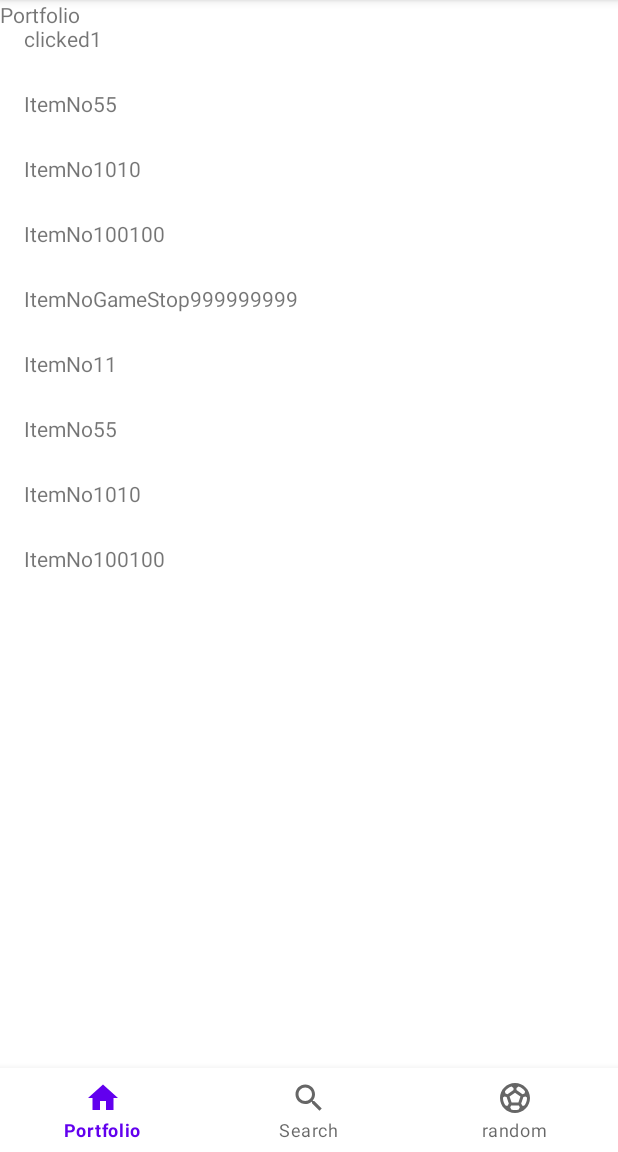
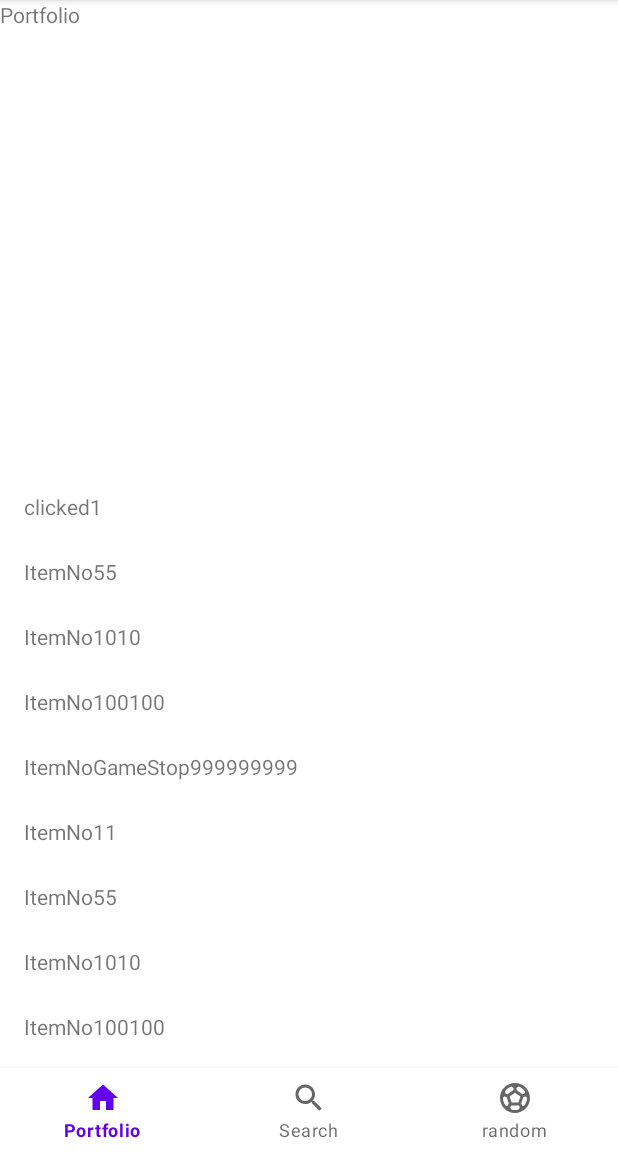
Before and after one commit to nicobah/StockzProject, an Android app: the screen it shows after launch (MainActivity), after a tap on "ItemNo1", on a phone screen of 412 x 824 dp, the part 84-1236 px from its top. Run offline under Robolectric (Android 15) with nearby library versions, the phone set to English and light mode, and no system bars.

Commit message:
constraintlayout to xml

```diff
--- a/StockzProjectApp/app/build.gradle
+++ b/StockzProjectApp/app/build.gradle
@@ -6,6 +6,7 @@ plugins {
 android {
     compileSdkVersion 30
     buildToolsVersion "30.0.3"
+
 
     defaultConfig {
         applicationId "com.example.stockzprojectapp"
--- a/StockzProjectApp/app/src/main/res/layout/fragment_market.xml
+++ b/StockzProjectApp/app/src/main/res/layout/fragment_market.xml
@@ -1,5 +1,5 @@
 <?xml version="1.0" encoding="utf-8"?>
-<FrameLayout xmlns:android="http://schemas.android.com/apk/res/android"
+<androidx.constraintlayout.widget.ConstraintLayout xmlns:android="http://schemas.android.com/apk/res/android"
     xmlns:tools="http://schemas.android.com/tools"
     android:layout_width="match_parent"
     android:layout_height="match_parent"
@@ -11,4 +11,4 @@
         android:layout_height="match_parent"
         android:text="Market" />
 
-</FrameLayout>
+</androidx.constraintlayout.widget.ConstraintLayout>
--- a/StockzProjectApp/app/src/main/res/layout/fragment_portfolio.xml
+++ b/StockzProjectApp/app/src/main/res/layout/fragment_portfolio.xml
@@ -1,11 +1,13 @@
 <?xml version="1.0" encoding="utf-8"?>
-<FrameLayout xmlns:android="http://schemas.android.com/apk/res/android"
+<androidx.constraintlayout.widget.ConstraintLayout xmlns:android="http://schemas.android.com/apk/res/android"
+    xmlns:app="http://schemas.android.com/apk/res-auto"
     xmlns:tools="http://schemas.android.com/tools"
     android:layout_width="match_parent"
     android:layout_height="match_parent"
     tools:context=".PortfolioFragment">
 
     <TextView
+        android:id="@+id/textView"
         android:layout_width="match_parent"
         android:layout_height="match_parent"
         android:text="Portfolio" />
@@ -16,6 +18,9 @@
         android:layout_height="400dp"
         android:clipToPadding="false"
         android:padding="4dp"
+        app:layout_constraintBottom_toBottomOf="@+id/textView"
+        app:layout_constraintEnd_toEndOf="parent"
+        app:layout_constraintStart_toStartOf="parent"
         tools:listitem="@layout/market_rv_item" />
 
-</FrameLayout>
+</androidx.constraintlayout.widget.ConstraintLayout>
--- a/StockzProjectApp/app/src/main/res/layout/fragment_random.xml
+++ b/StockzProjectApp/app/src/main/res/layout/fragment_random.xml
@@ -1,5 +1,5 @@
 <?xml version="1.0" encoding="utf-8"?>
-<FrameLayout xmlns:android="http://schemas.android.com/apk/res/android"
+<androidx.constraintlayout.widget.ConstraintLayout xmlns:android="http://schemas.android.com/apk/res/android"
     xmlns:tools="http://schemas.android.com/tools"
     android:layout_width="match_parent"
     android:layout_height="match_parent"
@@ -11,4 +11,4 @@
         android:layout_height="match_parent"
         android:text="Random" />
 
-</FrameLayout>
+</androidx.constraintlayout.widget.ConstraintLayout>
```
